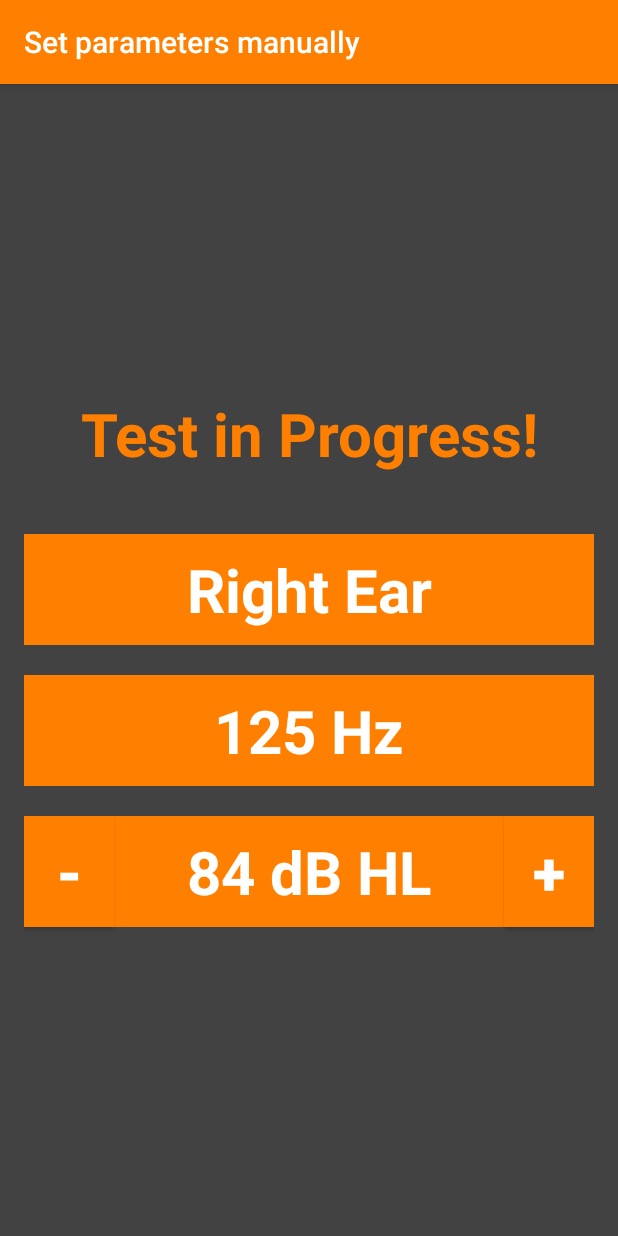
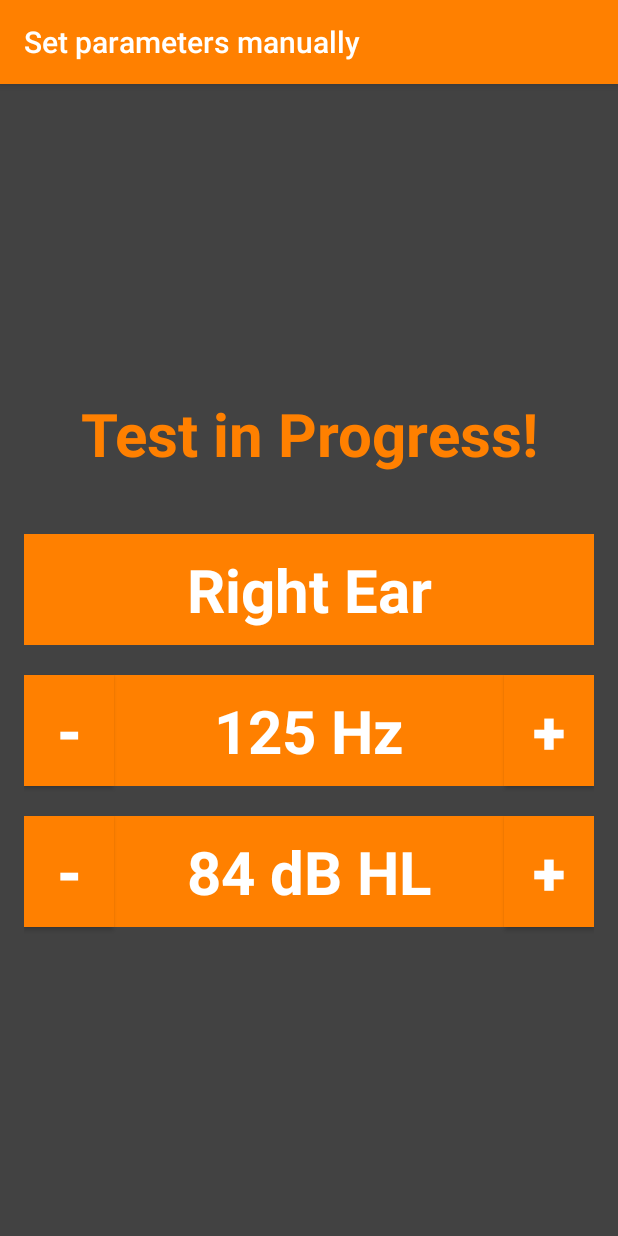
Before and after one commit to woheller69/audiometry, an Android app: the PerformSingleTest screen opened directly, with no data from a screen before it, on a phone screen of 412 x 824 dp. Run offline under Robolectric (Android 15) with nearby library versions, the phone set to English and light mode, and no system bars; 1 statement that could not run was skipped.

Commit message:
add +/- buttons for frequency in single test add prev / next buttons for test result

```diff
--- a/app/src/main/java/org/woheller69/audiometry/PerformSingleTest.java
+++ b/app/src/main/java/org/woheller69/audiometry/PerformSingleTest.java
@@ -32,8 +32,10 @@ public class PerformSingleTest extends AppCompatActivity {
     TextView earView;
     TextView dBView;
     TextView frequencyView;
-    Button minusView;
-    Button plusView;
+    Button volMinusView;
+    Button volPlusView;
+    Button freqPlusView;
+    Button freqMinusView;
     private int s=0;
     private int i=0;
 
@@ -87,37 +89,29 @@ public class PerformSingleTest extends AppCompatActivity {
             calibrationArray=fileOperations.readCalibration(context);
             actualVolume = (minVolume + maxVolume) / 2f;
 
-            plusView.setOnClickListener(new View.OnClickListener() {
-                @Override
-                public void onClick(View v) {
+            volPlusView.setOnClickListener(v -> {
                 actualVolume = (actualVolume*Math.sqrt(2d));
                 if (actualVolume>maxVolume) actualVolume=maxVolume;
-                }
             });
-            minusView.setOnClickListener(new View.OnClickListener() {
-                @Override
-                public void onClick(View v) {
+            volMinusView.setOnClickListener(v -> {
                 actualVolume = (actualVolume/Math.sqrt(2d));
                 if (actualVolume <= 1) {
                     showToast(getString(R.string.error_volume));
                     actualVolume = 1;
                 }
-                }
             });
-            earView.setOnClickListener(new View.OnClickListener() {
-                @Override
-                public void onClick(View v) {
-                    s =(s + 1)%2;
-                }
-            });
-            frequencyView.setOnClickListener(new View.OnClickListener() {
-                @Override
-                public void onClick(View v) {
+            earView.setOnClickListener(v -> s =(s + 1)%2);
+            freqPlusView.setOnClickListener(v -> {
                 int j=i;
                 i=(i+1)%testFrequencies.length;
                 actualVolume=actualVolume*Math.pow(10,(calibrationArray[i]-calibrationArray[j])/20);
                 if (actualVolume>maxVolume) actualVolume=maxVolume;
-                }
+            });
+            freqMinusView.setOnClickListener(v -> {
+                int j=i;
+                i=(i+testFrequencies.length-1)%testFrequencies.length;
+                actualVolume=actualVolume*Math.pow(10,(calibrationArray[i]-calibrationArray[j])/20);
+                if (actualVolume>maxVolume) actualVolume=maxVolume;
             });
             while (!stopped) {
                 int frequency = testFrequencies[i];
@@ -155,8 +149,10 @@ public class PerformSingleTest extends AppCompatActivity {
         earView = findViewById(R.id.ear);
         frequencyView = findViewById(R.id.frequency);
         dBView = findViewById(R.id.db);
-        minusView = findViewById(R.id.minus);
-        plusView = findViewById(R.id.plus);
+        volMinusView = findViewById(R.id.vol_minus);
+        volPlusView = findViewById(R.id.vol_plus);
+        freqMinusView = findViewById(R.id.freq_minus);
+        freqPlusView = findViewById(R.id.freq_plus);
         getWindow().addFlags(WindowManager.LayoutParams.FLAG_DRAWS_SYSTEM_BAR_BACKGROUNDS);
         getWindow().setStatusBarColor(getResources().getColor(R.color.primary_dark,getTheme()));
     }
--- a/app/src/main/res/layout/activity_performsingletest.xml
+++ b/app/src/main/res/layout/activity_performsingletest.xml
@@ -39,32 +39,32 @@
 
     <TextView
         android:id="@+id/frequency"
-        android:background="@drawable/button_background"
-        android:text="8000 Hz"
-        android:padding="10dp"
         android:layout_width="match_parent"
         android:layout_height="wrap_content"
+        android:background="@drawable/button_background"
+        android:gravity="center_horizontal"
+        android:padding="10dp"
+        android:text="8000 Hz"
+        android:textColor="@color/white"
         android:textSize="40sp"
-        android:textColor="@color/white"
-        android:textStyle="bold"
-        android:gravity="center_horizontal"/>
+        android:textStyle="bold" />
 
     <TextView
         android:id="@+id/db"
+        android:layout_width="match_parent"
+        android:layout_height="wrap_content"
+        android:layout_below="@id/frequency"
+        android:layout_marginTop="20dp"
         android:background="@drawable/button_background"
-        android:layout_below="@id/frequency"
+        android:gravity="center_horizontal"
         android:padding="10dp"
         android:text="20db"
-        android:layout_marginTop="20dp"
-        android:layout_width="match_parent"
-        android:layout_height="wrap_content"
+        android:textColor="@color/white"
         android:textSize="40sp"
-        android:textColor="@color/white"
-        android:textStyle="bold"
-        android:gravity="center_horizontal"/>
+        android:textStyle="bold" />
 
     <Button
-        android:id="@+id/plus"
+        android:id="@+id/vol_plus"
         android:layout_width="60dp"
         android:padding="10dp"
         android:background="@drawable/button_background"
@@ -77,7 +77,7 @@
         android:textColor="@color/white"
         android:textStyle="bold"/>
     <Button
-        android:id="@+id/minus"
+        android:id="@+id/vol_minus"
         android:layout_width="60dp"
         android:padding="10dp"
         android:background="@drawable/button_background"
@@ -90,4 +90,28 @@
         android:layout_alignParentStart="true"
         android:textStyle="bold"/>
 
+    <Button
+        android:id="@+id/freq_plus"
+        android:layout_width="60dp"
+        android:padding="10dp"
+        android:background="@drawable/button_background"
+        android:layout_height="wrap_content"
+        android:layout_below="@id/ear"
+        android:text="+"
+        android:textSize="40sp"
+        android:layout_alignParentEnd="true"
+        android:textColor="@color/white"
+        android:textStyle="bold"/>
+    <Button
+        android:id="@+id/freq_minus"
+        android:layout_width="60dp"
+        android:padding="10dp"
+        android:background="@drawable/button_background"
+        android:layout_height="wrap_content"
+        android:layout_below="@id/ear"
+        android:text="-"
+        android:textSize="40sp"
+        android:textColor="@color/white"
+        android:layout_alignParentStart="true"
+        android:textStyle="bold"/>
 </RelativeLayout>
```
Also changed, not shown: app/src/main/java/org/woheller69/audiometry/TestData.java (+26 -5 lines), app/src/main/java/org/woheller69/audiometry/TestLookup.java (+20 -16 lines), app/src/main/res/drawable/ic_skip_next_black_24dp.xml (added, +9 -0 lines), app/src/main/res/drawable/ic_skip_previous_black_24dp.xml (added, +9 -0 lines), app/src/main/res/layout/activity_test_data.xml (+37 -6 lines). Lines whose indentation alone changed are shown as unchanged.
